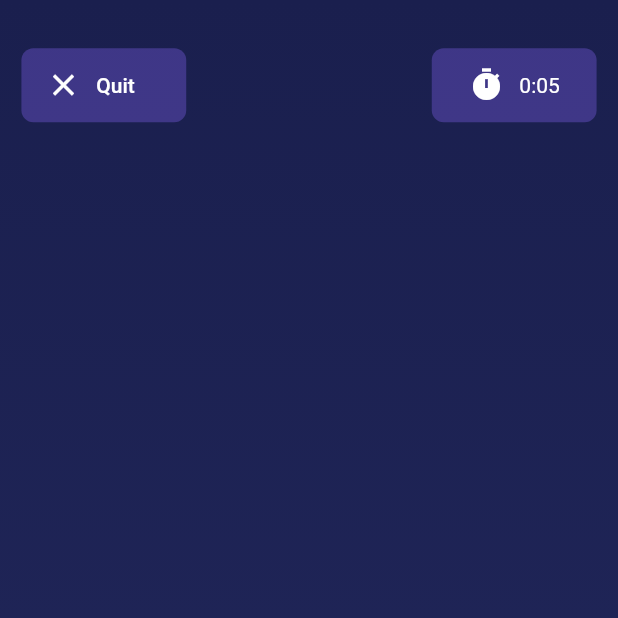
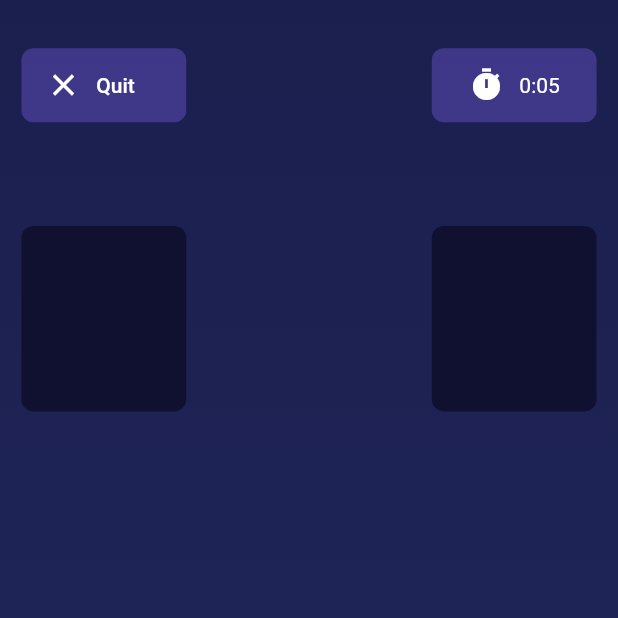
Before and after one commit to yagizdo/tictactoe-multiplayer-game, a Flutter app: the GameView screen opened by its route, on a phone screen of 412 x 824 dp, the top half of it. Run offline on Flutter 3.47's test engine with Material 2 defaults, Android fonts, the phone set to English and light mode, and no system bars; our stand-ins replace easy_localization, flutter_screenutil, internet_connection_checker, lottie, page_transition.

Commit message:
added icons and userbox component

```diff
--- a/lib/constants/app_assets.dart
+++ b/lib/constants/app_assets.dart
@@ -1,4 +1,8 @@
 class AppAsset {
   static const String backgroundImage = 'lib/asset/img/background.png';
   static const String splashLogoGif = 'lib/asset/img/splashlogo.json';
+
+  // Icons
+  static const String xIcon = 'lib/asset/icon/x_icon.svg';
+  static const String oIcon = 'lib/asset/icon/o_icon.svg';
 }
--- a/lib/constants/app_theme.dart
+++ b/lib/constants/app_theme.dart
@@ -7,6 +7,7 @@ const orange = Color(0xFFFFA158);
 const linearColorOne = Color(0xFF1A1F4E);
 const linearColorTwo = Color(0xFF23295E);
 const purple = Color(0xFF624DBE);
+const black = Color(0xFF101130);
 
 class AppTheme {
   final darkTheme = ThemeData(
--- a/lib/view/game_view.dart
+++ b/lib/view/game_view.dart
@@ -1,6 +1,7 @@
 import 'package:flutter/material.dart';
 import 'package:flutter_screenutil/flutter_screenutil.dart';
 import 'package:tictactoe_multiplayer_game/constants/app_constants.dart';
+import 'package:tictactoe_multiplayer_game/widget/game_view/user_box.dart';
 import 'package:tictactoe_multiplayer_game/widget/gradient_background.dart';
 
 import '../constants/app_theme.dart';
@@ -30,6 +31,16 @@ class GameView extends StatelessWidget {
                   QuitButton(),
                   TimerComponent(),
                 ],
+              ),
+
+              height56,
+              // User boxs and score
+              Row(
+                mainAxisAlignment: MainAxisAlignment.spaceBetween,
+                children: const [
+                  UserBox(isTurn: true, isX: true),
+                  UserBox(isTurn: false, isX: false),
+                ],
               )
             ],
           ),
--- /dev/null
+++ b/lib/widget/game_view/user_box.dart
@@ -0,0 +1,23 @@
+import 'package:flutter/material.dart';
+import 'package:flutter_screenutil/flutter_screenutil.dart';
+
+import '../../constants/app_theme.dart';
+
+class UserBox extends StatelessWidget {
+  const UserBox({Key? key, required this.isTurn, required this.isX})
+      : super(key: key);
+  final bool isTurn;
+  final bool isX;
+
+  @override
+  Widget build(BuildContext context) {
+    return Container(
+      width: 100.w,
+      height: 100.h,
+      decoration: BoxDecoration(
+        color: black,
+        borderRadius: BorderRadius.circular(8),
+      ),
+    );
+  }
+}
```
